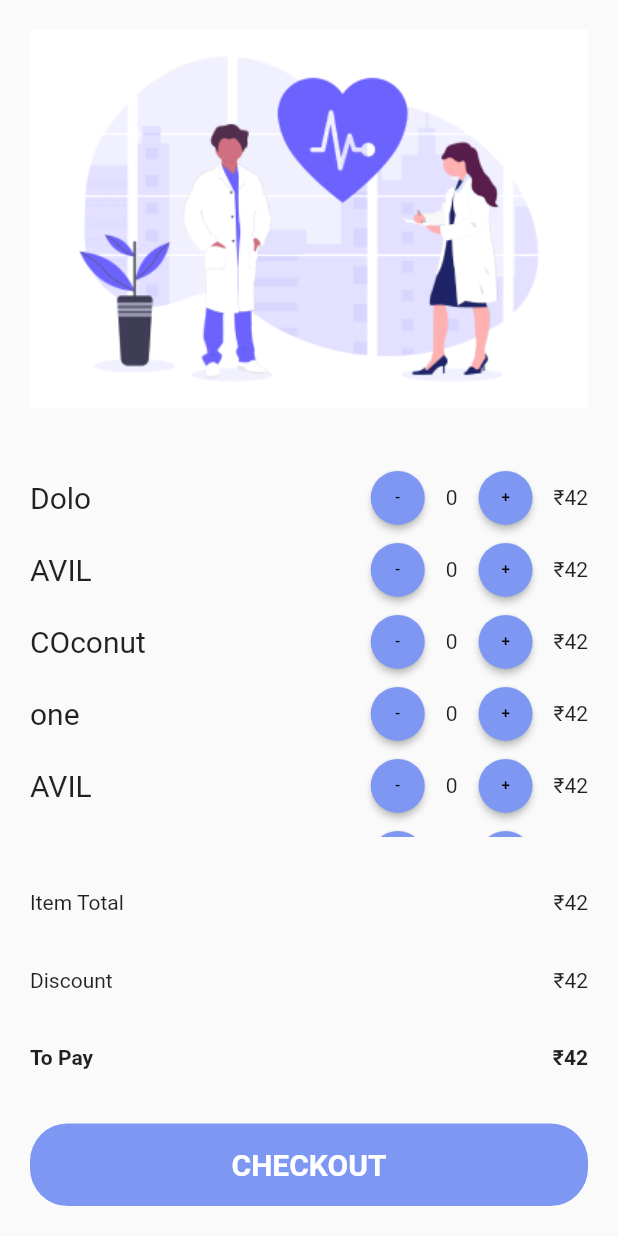
After one commit to seramg/PharmEasy, a Flutter app: the CartPage screen opened directly, on a phone screen of 412 x 824 dp. The commit adds this screen. Run offline on Flutter 3.47's test engine with Material 2 defaults, Android fonts, the phone set to English and light mode, and no system bars; our stand-ins replace cloud_firestore, firebase_auth, firebase_core; accounts and stored records are empty.

Commit message:
Did home

```diff
--- /dev/null
+++ b/lib/cart_page/CartPage.dart
@@ -0,0 +1,68 @@
+import 'package:flutter/material.dart';
+import 'package:pharmeasy/cart_page/components/PriceDetails.dart';
+
+import 'components/ItemRow.dart';
+import '../button.dart';
+
+class CartPage extends StatelessWidget {
+  const CartPage({Key? key}) : super(key: key);
+
+  @override
+  Widget build(BuildContext context) {
+    const medicines = [
+      "Dolo",
+      "AVIL",
+      "COconut",
+      "one",
+      "AVIL",
+      "COconut",
+      "Idk",
+      "AVIL",
+      "COconut",
+      "home"
+    ];
+
+    return Scaffold(
+      body: SafeArea(
+        child: Padding(
+          padding: const EdgeInsets.all(20),
+          child: Column(
+            mainAxisAlignment: MainAxisAlignment.spaceBetween,
+            children: [
+              Image.asset('assets/images/image2.png'),
+
+              SizedBox(
+                height: 250,
+                child: ListView.builder(
+                    physics: const BouncingScrollPhysics(),
+                    scrollDirection: Axis.vertical,
+                    itemCount: medicines.length,
+                    itemBuilder: (context, index) =>
+                        ItemRow(medicineName: medicines[index])),
+              ),
+              //const SizedBox(height: 150),
+
+              const PriceDetails(
+                priceValueCategory: 'Item Total',
+              ),
+              const PriceDetails(
+                priceValueCategory: 'Discount',
+              ),
+              const PriceDetails(
+                priceValueCategory: 'To Pay',
+              ),
+
+               Button(
+                btntxt: "Checkout",
+                onClick:() {
+                  Navigator.pop(context);
+                },
+
+              )
+            ],
+          ),
+        ),
+      ),
+    );
+  }
+}
--- a/lib/main.dart
+++ b/lib/main.dart
@@ -1,10 +1,11 @@
 import 'package:cloud_firestore/cloud_firestore.dart';
 import 'package:flutter/material.dart';
+import 'package:pharmeasy/cart_page/CartPage.dart';
 import 'package:pharmeasy/verify.dart';
 import 'package:pharmeasy/welcomeScreen.dart';
 import 'package:firebase_core/firebase_core.dart';
 import 'firebase_options.dart';
-import 'home.dart';
+import 'home/home.dart';
 
 
 void main() async {
@@ -30,7 +31,7 @@ class MyApp extends StatelessWidget {
   Widget build(BuildContext context) {
     return  MaterialApp(
 
-      home: Scaffold(body: Home()),
+      home: Scaffold(body: WelcomeScreen()),
     );
   }
 }
```
Also changed, not shown: lib/button.dart (+3 -7 lines), lib/home.dart (deleted, +0 -102 lines), lib/home/home.dart (added, +263 -0 lines), lib/home/home_row.dart (added, +33 -0 lines), lib/home/request.dart (added, +38 -0 lines), lib/home/stock/stock.dart (added, +29 -0 lines), lib/home/stock/stock_empty.dart (added, +17 -0 lines), lib/home/stock/stock_notempty.dart (added, +14 -0 lines), lib/verify.dart (+9 -1 lines), lib/welcomeScreen.dart (+10 -2 lines), assets/images/image2.png (added).
